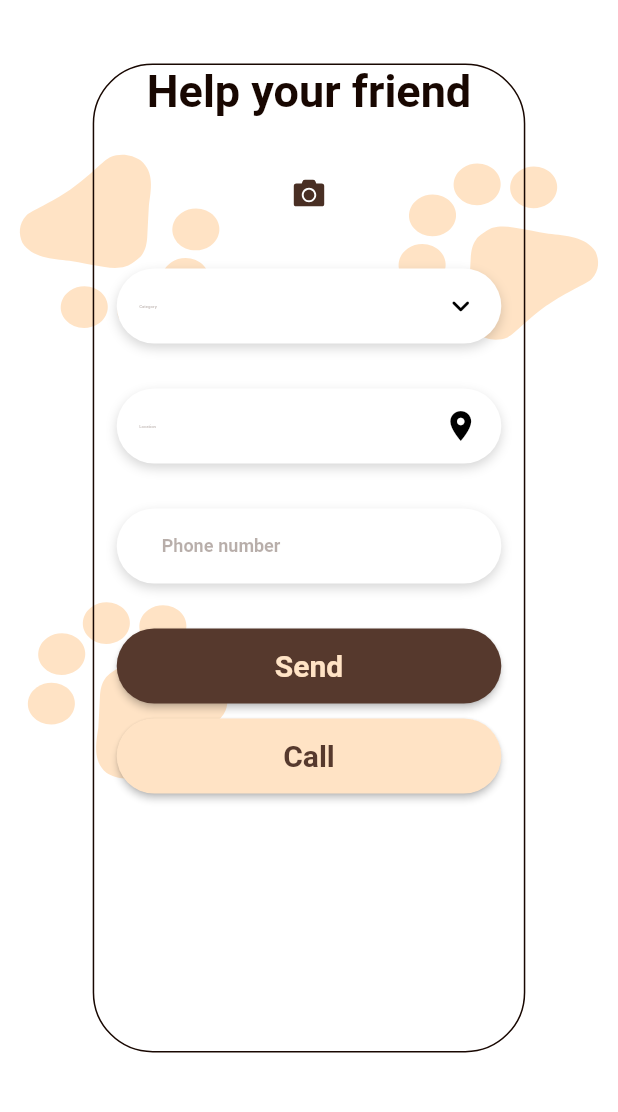
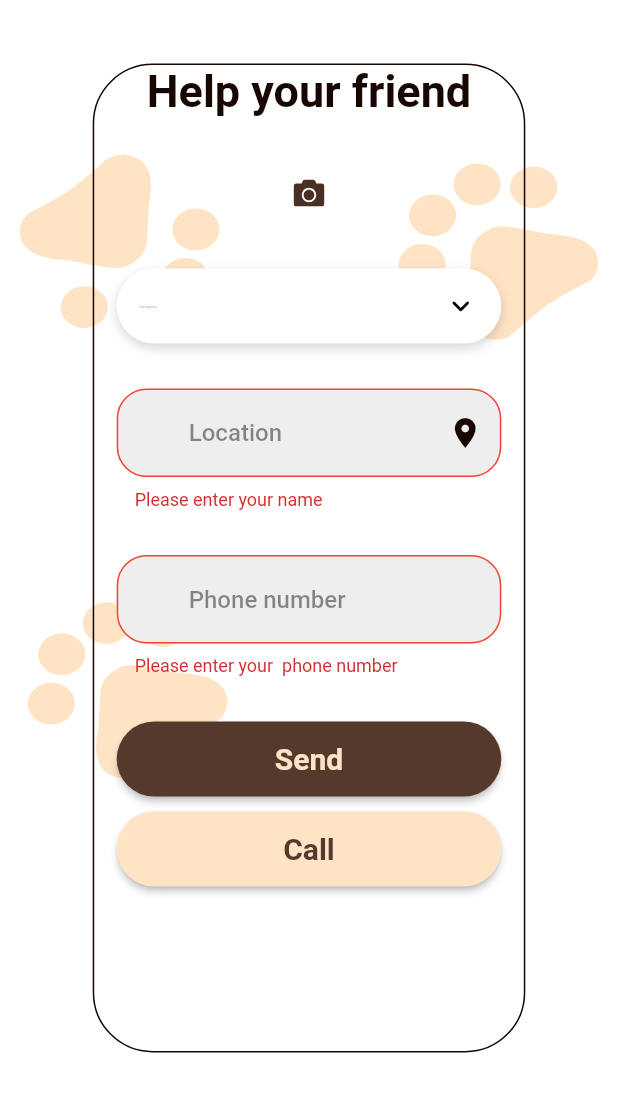
Before and after one commit to engkemo1/Petology_website, a Flutter app: the screen it shows after launch, after a tap on "Send", on a phone screen of 412 x 824 dp, the part 120-1232 px from its top. Run offline on Flutter 3.47's test engine with Material 2 defaults, Android fonts, the light colour scheme and no system bars; our stand-ins replace bloc, dio, flutter_bloc, flutter_screenutil, flutter_signin_button, flutter_svg and 8 more; Roboto replaces fonts that are missing (Arial, roboto); project files that could hold a hidden picture were left out.

Commit message:
adding end points

```diff
--- a/lib/view/components/TextFormFieldCustom/TextFormFieldCustom.dart
+++ b/lib/view/components/TextFormFieldCustom/TextFormFieldCustom.dart
@@ -1,19 +1,20 @@
+import 'package:flutter/material.dart';
 
-import 'package:flutter/material.dart';
 class TextFormFieldCustom extends StatelessWidget {
   final String title;
+    Widget? suffixIcon;
+  final Function validator;
 
-  const TextFormFieldCustom({ required this.title});
+    TextFormFieldCustom({required this.title,     this.suffixIcon,    required this.validator,});
+
   @override
   Widget build(BuildContext context) {
     return GestureDetector(
       onTap: () {},
-      child:
-            Container(
-              padding: EdgeInsets.only(left: 15,right: 15),
+      child: Container(alignment: Alignment.center,
+          padding: EdgeInsets.only(left: 15, right: 15),
           width: 400,
           height: 50,
-
           decoration: BoxDecoration(
             color: const Color(0xffffffff),
             borderRadius: BorderRadius.circular(26.0),
@@ -23,29 +24,21 @@ final String title;
                 offset: Offset(0, 3),
                 blurRadius: 6,
               ),
-
             ],
           ),
-              child: TextFormField(
-
+          child: TextFormField(    validator: (value) => validator(value),
             decoration: InputDecoration(
-                  contentPadding: EdgeInsets.only(left: 15),
                  hintText: title,
-                  hintStyle:  TextStyle(
+                hintStyle: TextStyle(
                   fontFamily: 'Arial',
                   fontSize: 12,
                   color: const Color(0x63492f24),
                   fontWeight: FontWeight.w700,
-
                 ),
-                  border: InputBorder.none
-
+                border: InputBorder.none,
+             suffixIcon: suffixIcon,
             ),
-              )
-            ),
-
-
-
+          )),
     );
   }
 }
--- /dev/null
+++ b/lib/view/components/new_text_form_field.dart
@@ -0,0 +1,65 @@
+import 'package:flutter/material.dart';
+
+class NewTextFormField extends StatelessWidget {
+  final TextEditingController controller;
+  final bool obscureText;
+  final Function validator;
+  final Widget prefixIcon;
+  final Widget suffixIcon;
+  final String hintText;
+
+  const NewTextFormField({
+    Key? key,
+    required this.controller,
+    required this.obscureText,
+    required this.validator,
+    required this.prefixIcon,
+    required this.suffixIcon,
+    required this.hintText,
+  }) : super(key: key);
+
+  @override
+  Widget build(BuildContext context) {
+    return TextFormField(
+      controller: controller,
+      obscureText: obscureText,
+      cursorColor: Colors.black87,
+      keyboardType: TextInputType.text,
+      validator: (value) => validator(value),
+      decoration: InputDecoration(
+        fillColor: Colors.grey.shade200,
+        prefixIcon: prefixIcon,
+        suffixIcon: suffixIcon,
+        hintText: hintText,
+        hintStyle: TextStyle(
+            color: Colors.black45, fontSize: 16, fontWeight: FontWeight.w500),
+        filled: true,
+        enabledBorder: OutlineInputBorder(
+          borderSide: BorderSide(
+            color: Colors.white,
+          ),
+          borderRadius: BorderRadius.circular(20),
+        ),
+        focusedBorder: OutlineInputBorder(
+          borderSide: BorderSide(
+            color: Colors.white,
+          ),
+          borderRadius: BorderRadius.circular(20),
+        ),
+        errorBorder: OutlineInputBorder(
+          borderSide: BorderSide(
+            color: Colors.red ,
+          ),
+          borderRadius: BorderRadius.circular(20),
+        ),
+        focusedErrorBorder: OutlineInputBorder(
+          borderSide: BorderSide(
+            color: Colors.white,
+          ),
+          borderRadius: BorderRadius.circular(20),
+        ),
+      ),
+
+    );
+  }
+}
--- a/lib/view/pages/Auth/SignIn.dart
+++ b/lib/view/pages/Auth/SignIn.dart
@@ -59,13 +59,13 @@ class _SignInState extends State<SignIn> {
                           height: 40,
                         ),
                         TextFormFieldCustom(
-                          title: 'Email',
+                          title: 'Email', validator: (value) {},
                         ),
                         SizedBox(
                           height: 20,
                         ),
                         TextFormFieldCustom(
-                          title: 'Password',
+                          title: 'Password', validator: (value) {},
                         ),
                         SizedBox(
                           height: 30,
--- a/lib/view/pages/Auth/SignUp.dart
+++ b/lib/view/pages/Auth/SignUp.dart
@@ -89,32 +89,32 @@ class SignUp extends StatelessWidget {
                                 SizedBox(
                                   height: 10,
                                 ),
-                                TextFormFieldCustom(
+                                TextFormFieldCustom(validator: (value) {},
                                   title: 'First Name',
                                 ),
                                 SizedBox(
                                   height: 20,
                                 ),
-                                TextFormFieldCustom(
+                                TextFormFieldCustom(validator: (value) {},
                                   title: 'Last Name',
                                 ),
                                 SizedBox(
                                   height: 20,
                                 ),
-                                TextFormFieldCustom(
+                                TextFormFieldCustom(validator: (value) {},
                                   title: 'Email',
                                 ),
                                 SizedBox(
                                   height: 20,
                                 ),
-                                TextFormFieldCustom(
+                                TextFormFieldCustom(validator: (value) {},
                                   title: 'Password',
                                 ),
                                 SizedBox(
                                   height: 20,
                                 ),
                                 TextFormFieldCustom(
-                                  title: 'Re_enter password',
+                                  title: 'Re_enter password',validator: (value) {},
                                 ),
                                 SizedBox(
                                   height: 20,
--- a/lib/view/pages/help_your_friend_screen.dart
+++ b/lib/view/pages/help_your_friend_screen.dart
@@ -2,6 +2,7 @@ import 'package:flutter/material.dart';
 import 'package:flutter_bloc/flutter_bloc.dart';
 import 'package:flutter_svg/svg.dart';
 import 'package:petology_web/view/components/drop_down_button_custom/drop_down_button_custom.dart';
+import 'package:petology_web/view/components/new_text_form_field.dart';
 
 import '../../constants.dart';
 import '../../view_model/request_qubit/request_cubit.dart';
@@ -9,11 +10,14 @@ import '../../view_model/request_qubit/request_stetes.dart';
 import '../components/AppBar/app_bar_custom.dart';
 import '../components/ButtonCustom.dart';
 import '../components/TextFormFieldCustom/TextFormFieldCustom.dart';
+import '../components/component.dart';
 
 class HelpYourFriendScreen extends StatelessWidget {
   @override
   Widget build(BuildContext context) {
     final w = MediaQuery.of(context).size.width;
+    final formKey = GlobalKey<FormState>();
+
     final h = MediaQuery.of(context).size.height;
     return Scaffold(
       appBar: PreferredSize(
@@ -61,6 +65,8 @@ class HelpYourFriendScreen extends StatelessWidget {
                 builder: (BuildContext context, Object? state) {
                   var cubit = RequestCubit.get(context);
                   return Center(
+                    child: Form(
+                      key: formKey,
                       child: Container(
                         padding: EdgeInsets.symmetric(horizontal: 15),
                         width: w * 0.7,
@@ -108,23 +114,74 @@ class HelpYourFriendScreen extends StatelessWidget {
                             SizedBox(
                               height: 30,
                             ),
-                          DropDownButtonText(
-                              text: cubit.address,
-                              icon: Icons.location_on,
-                              callback: () {cubit.updatePosition();}),
+                            SizedBox(
+                              width: 400,
+                              child: NewTextFormField(
+                                  controller: TextEditingController(),
+                                  obscureText: false,
+                                  validator: (value) {
+                                    if (value.isEmpty) {
+                                      return "Please enter your name";
+                                    }
+                                    return null;
+                                  },
+                                suffixIcon  : Icon(
+                                    Icons.location_on,
+                                    color: gradientSecondColor,
+                                  ),
+                                prefixIcon : SizedBox(),
+                                  hintText: "Location"),
+                            ),
+                            /*
+                            TextFormFieldCustom(
+                              title: "Location",
+                              suffixIcon: Icon(
+                                Icons.location_on,
+                                color: kBlackColor,
+                              ),
+                              validator: (v) {
+                                if (v.isEmpty) {
+                                  showToast(
+                                      message: "Please enter your location",
+                                      color: kRedColor);
+                                }
+                              },
+                            ),*/
+                            // DropDownButtonText(
+                            //     text: cubit.address,
+                            //     icon: Icons.location_on,
+                            //     callback: () {cubit.updatePosition();}),
                             SizedBox(
                               height: 30,
                             ),
-                          TextFormFieldCustom(
-                            title: "Phone number",
+                            SizedBox(
+                              width: 400,
+                              child: NewTextFormField(
+                                  controller: TextEditingController(),
+                                  obscureText: false,
+                                  validator: (value) {
+                                    if (value.isEmpty) {
+                                      return "Please enter your  phone number";
+                                    }
+                                    return null;
+                                  },
+                                  suffixIcon  : SizedBox(),
+                                  prefixIcon : SizedBox(),
+                                  hintText: "Phone number"),
                             ),
+
+
                             SizedBox(
                               height: 30,
                             ),
                             ButtonCustom(
                               title: "Send",
                               width: w * 0.3,
-                            onTap: () {},
+                              onTap: () {
+                                if (formKey.currentState!.validate()) {
+                                  print(" valid");
+                                }
+                              },
                             ),
                             SizedBox(
                               height: 10,
@@ -139,6 +196,7 @@ class HelpYourFriendScreen extends StatelessWidget {
                           ],
                         ),
                       ),
+                    ),
                   );
                 },
               ),
--- a/lib/view/pages/request_screen.dart
+++ b/lib/view/pages/request_screen.dart
@@ -220,13 +220,23 @@ class RequestScreen extends StatelessWidget {
                       ),
 
                       TextFormFieldCustom(
-                        title: "Phone number",
+                        title: "Phone number", validator: (value) {
+                          if (value.isEmpty) {
+                            return "Please enter your phone number";
+                          }
+                          return null;
+                        },
                       ), SizedBox(
                         height: 20,
                       ),
 
                       TextFormFieldCustom(
-                        title: "Description",
+                        title: "Description", validator: (value) {
+                          if (value.isEmpty) {
+                            return "Please enter your description";
+                          }
+                          return null;
+                        },
                       ),      SizedBox(
                         height: 20,
                       ),
--- a/lib/view_model/request_qubit/request_cubit.dart
+++ b/lib/view_model/request_qubit/request_cubit.dart
@@ -91,6 +91,7 @@ class RequestCubit extends Cubit<RequestState> {
     Position position = await _determinePosition();
     List<Placemark> placemarks =
     await placemarkFromCoordinates(position.latitude, position.longitude);
+    print("placemarks----------------------------->${position.latitude}");
 
     Placemark place = placemarks[0];
 
```
Lines whose indentation alone changed are shown as unchanged.
